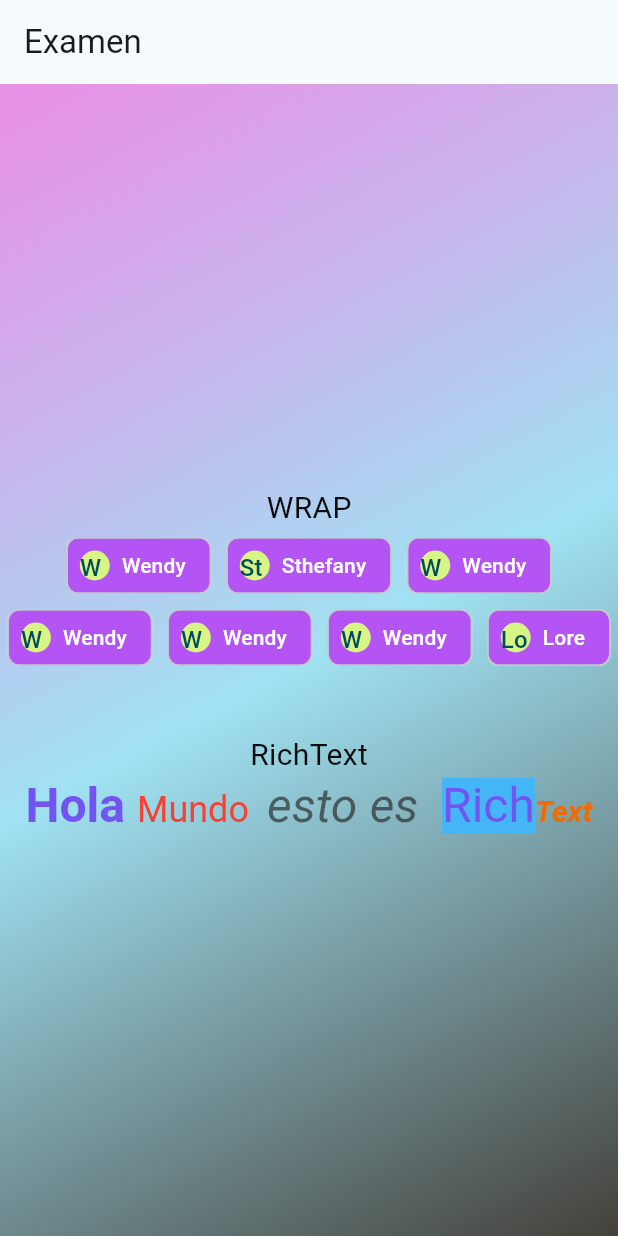
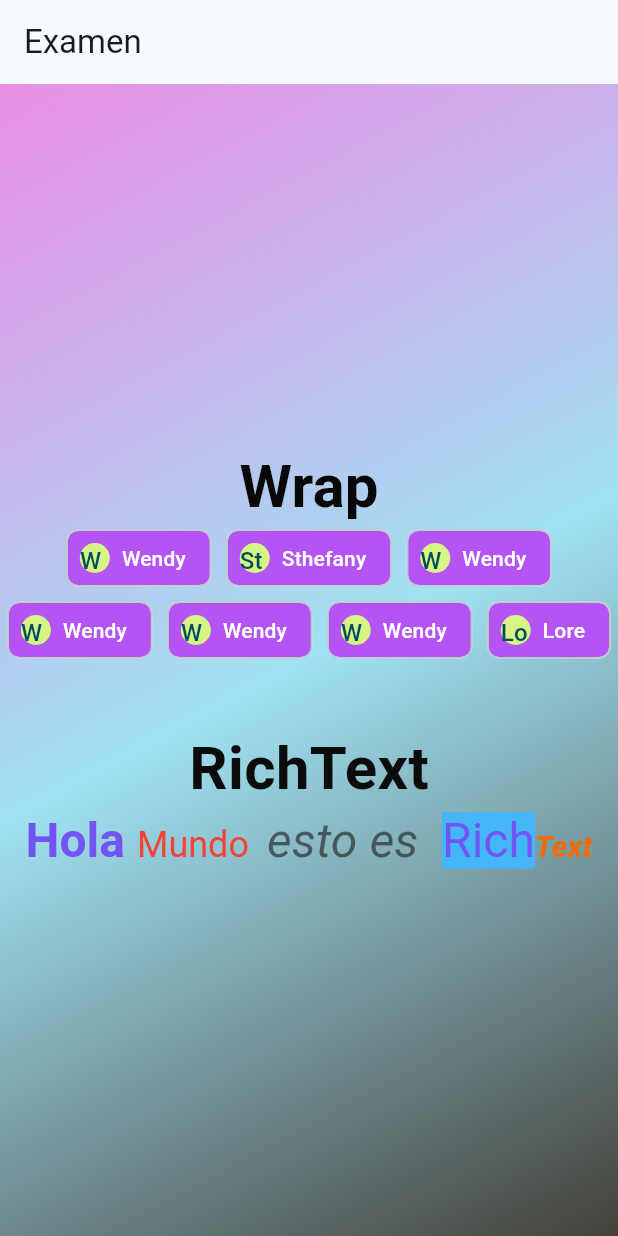
Before and after one commit to granadoshernandez/eval2_sis22, a Flutter app: the AcercaDe screen opened directly, on a phone screen of 412 x 824 dp. Run offline on Flutter 3.47's test engine with Material 2 defaults, Android fonts, the phone set to English and light mode, and no system bars; our stand-ins replace cloud_firestore, firebase_auth, firebase_core, quickalert; accounts and stored records are empty.

```diff
--- a/lib/pages/AcercaDe.dart
+++ b/lib/pages/AcercaDe.dart
@@ -31,11 +31,14 @@ class AcercaDe extends StatelessWidget {
           child: Column(
             mainAxisAlignment: MainAxisAlignment.center,
             children: <Widget>[
-              Text(
-                'WRAP',
-                style: TextStyle(
-                  color: Color.fromARGB(255, 12, 12, 12),
-                  fontSize: 20,
+              RichText(
+                text: TextSpan(
+                  text: 'Wrap',
+                  style: TextStyle(
+                    color: Color.fromARGB(255, 8, 8, 8),
+                    fontWeight: FontWeight.bold,
+                    fontSize: 40,
+                  ),
                 ),
               ),
               Wrap(
@@ -56,7 +59,8 @@ class AcercaDe extends StatelessWidget {
               Text('RichText',
                   style: TextStyle(
                     color: Color.fromARGB(255, 12, 12, 12),
-                    fontSize: 20,
+                    fontSize: 40,
+                    fontWeight: FontWeight.bold,
                   )),
               RichText(
                 text: TextSpan(
```
